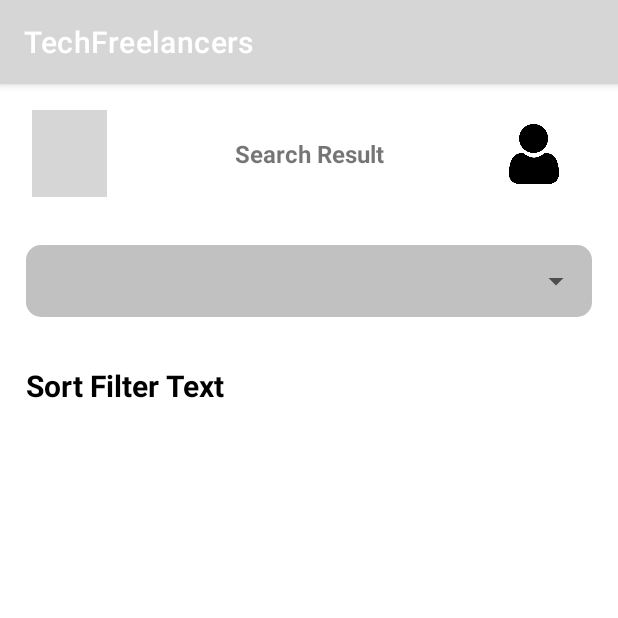
After one commit to yrakesh101/TechFreelancers, an Android app: the searchResultActivity screen opened directly, with no data from a screen before it, on a phone screen of 412 x 824 dp, the top half of it. The commit adds this screen. Run offline under Robolectric (Android 15) with nearby library versions, the phone set to English and light mode, and no system bars; grey boxes are pictures that could not be loaded.

Commit message:
added search result xml page

```diff
--- a/app/src/main/AndroidManifest.xml
+++ b/app/src/main/AndroidManifest.xml
@@ -14,6 +14,9 @@
         android:supportsRtl="true"
         android:theme="@style/Theme.TechFreelancers"
         android:usesCleartextTraffic="true">
+        <activity
+            android:name=".searchResultActivity"
+            android:exported="false" />
         <activity
             android:name=".searchActivity"
             android:exported="false" />
--- /dev/null
+++ b/app/src/main/java/com/example/techfreelancers/searchResultActivity.java
@@ -0,0 +1,24 @@
+package com.example.techfreelancers;
+
+import android.os.Bundle;
+
+import androidx.activity.EdgeToEdge;
+import androidx.appcompat.app.AppCompatActivity;
+import androidx.core.graphics.Insets;
+import androidx.core.view.ViewCompat;
+import androidx.core.view.WindowInsetsCompat;
+
+public class searchResultActivity extends AppCompatActivity {
+
+    @Override
+    protected void onCreate(Bundle savedInstanceState) {
+        super.onCreate(savedInstanceState);
+        EdgeToEdge.enable(this);
+        setContentView(R.layout.activity_search_result);
+        ViewCompat.setOnApplyWindowInsetsListener(findViewById(R.id.main), (v, insets) -> {
+            Insets systemBars = insets.getInsets(WindowInsetsCompat.Type.systemBars());
+            v.setPadding(systemBars.left, systemBars.top, systemBars.right, systemBars.bottom);
+            return insets;
+        });
+    }
+}
--- /dev/null
+++ b/app/src/main/res/layout/activity_search_result.xml
@@ -0,0 +1,120 @@
+<?xml version="1.0" encoding="utf-8"?>
+<androidx.constraintlayout.widget.ConstraintLayout xmlns:android="http://schemas.android.com/apk/res/android"
+    xmlns:app="http://schemas.android.com/apk/res-auto"
+    xmlns:tools="http://schemas.android.com/tools"
+    android:id="@+id/main"
+    android:layout_width="match_parent"
+    android:layout_height="match_parent"
+    tools:context=".searchResultActivity">
+
+    <ScrollView
+        android:id="@+id/scrollView2"
+        android:layout_width="0dp"
+        android:layout_height="0dp"
+        android:layout_marginStart="1dp"
+        android:layout_marginTop="1dp"
+        android:layout_marginEnd="1dp"
+        android:layout_marginBottom="1dp"
+        app:layout_constraintBottom_toBottomOf="parent"
+        app:layout_constraintEnd_toEndOf="parent"
+        app:layout_constraintStart_toStartOf="parent"
+        app:layout_constraintTop_toTopOf="parent">
+
+        <LinearLayout
+            android:layout_width="match_parent"
+            android:layout_height="wrap_content"
+            android:orientation="vertical">
+
+            <androidx.constraintlayout.widget.ConstraintLayout
+                android:layout_width="match_parent"
+                android:layout_height="match_parent"
+                android:layout_margin="16dp">
+
+                <ImageView
+                    android:id="@+id/imageView4"
+                    android:layout_width="50dp"
+                    android:layout_height="58dp"
+                    android:layout_marginStart="4dp"
+                    app:layout_constraintBottom_toBottomOf="parent"
+                    app:layout_constraintStart_toStartOf="parent"
+                    app:layout_constraintTop_toTopOf="parent"
+                    app:srcCompat="@drawable/arrow" />
+
+                <TextView
+                    android:id="@+id/searchResultTV"
+                    android:layout_width="wrap_content"
+                    android:layout_height="wrap_content"
+                    android:layout_marginStart="101dp"
+                    android:layout_marginTop="18dp"
+                    android:layout_marginEnd="94dp"
+                    android:layout_marginBottom="18dp"
+                    android:text="Search Result"
+                    android:textSize="16sp"
+                    android:textStyle="bold"
+                    app:layout_constraintBottom_toBottomOf="parent"
+                    app:layout_constraintEnd_toStartOf="@+id/imageView10"
+                    app:layout_constraintStart_toEndOf="@+id/imageView4"
+                    app:layout_constraintTop_toTopOf="parent" />
+
+                <ImageView
+                    android:id="@+id/imageView10"
+                    android:layout_width="45dp"
+                    android:layout_height="40dp"
+                    android:layout_marginTop="9dp"
+                    android:layout_marginEnd="16dp"
+                    app:layout_constraintEnd_toEndOf="parent"
+                    app:layout_constraintTop_toTopOf="parent"
+                    app:srcCompat="@drawable/user" />
+            </androidx.constraintlayout.widget.ConstraintLayout>
+
+            <LinearLayout
+                android:layout_width="match_parent"
+                android:layout_height="match_parent"
+                android:layout_margin="16dp"
+                android:orientation="horizontal">
+
+
+
+                <LinearLayout
+                    android:layout_width="wrap_content"
+                    android:layout_height="match_parent"
+                    android:layout_weight="1"
+                    android:background="@drawable/grey_bg"
+                    android:orientation="horizontal">
+
+                    <Spinner
+                        android:id="@+id/spinner"
+                        android:layout_width="wrap_content"
+                        android:layout_height="48dp"
+                        android:layout_weight="1"
+                        android:hint="Search Posts"
+                        android:padding="8dp"
+                        android:textAlignment="center"
+                        android:textColor="@color/black"
+                        android:prompt="@string/sort_by_prompt"
+                        android:textColorHint="@android:color/holo_red_dark"
+                        android:textSize="16sp" />
+
+
+                </LinearLayout>
+
+            </LinearLayout>
+
+            <TextView
+                android:id="@+id/selectedFilterTV"
+                android:layout_width="wrap_content"
+                android:layout_height="wrap_content"
+                android:layout_margin="16dp"
+                android:layout_weight="1"
+                android:textSize="20dp"
+                android:textStyle="bold"
+                android:textColor="@color/black"
+                android:text="Sort Filter Text" />
+
+            <androidx.recyclerview.widget.RecyclerView
+                android:layout_width="match_parent"
+                android:layout_height="match_parent"
+                android:layout_margin="16dp"/>
+        </LinearLayout>
+    </ScrollView>
+</androidx.constraintlayout.widget.ConstraintLayout>
--- a/app/src/main/res/values/strings.xml
+++ b/app/src/main/res/values/strings.xml
@@ -9,4 +9,5 @@
     <string name="invalid_username">Not a valid username</string>
     <string name="invalid_password">Password must be >5 characters</string>
     <string name="login_failed">"Login failed"</string>
+    <string name="sort_by_prompt">Sort by</string>
 </resources>
```
